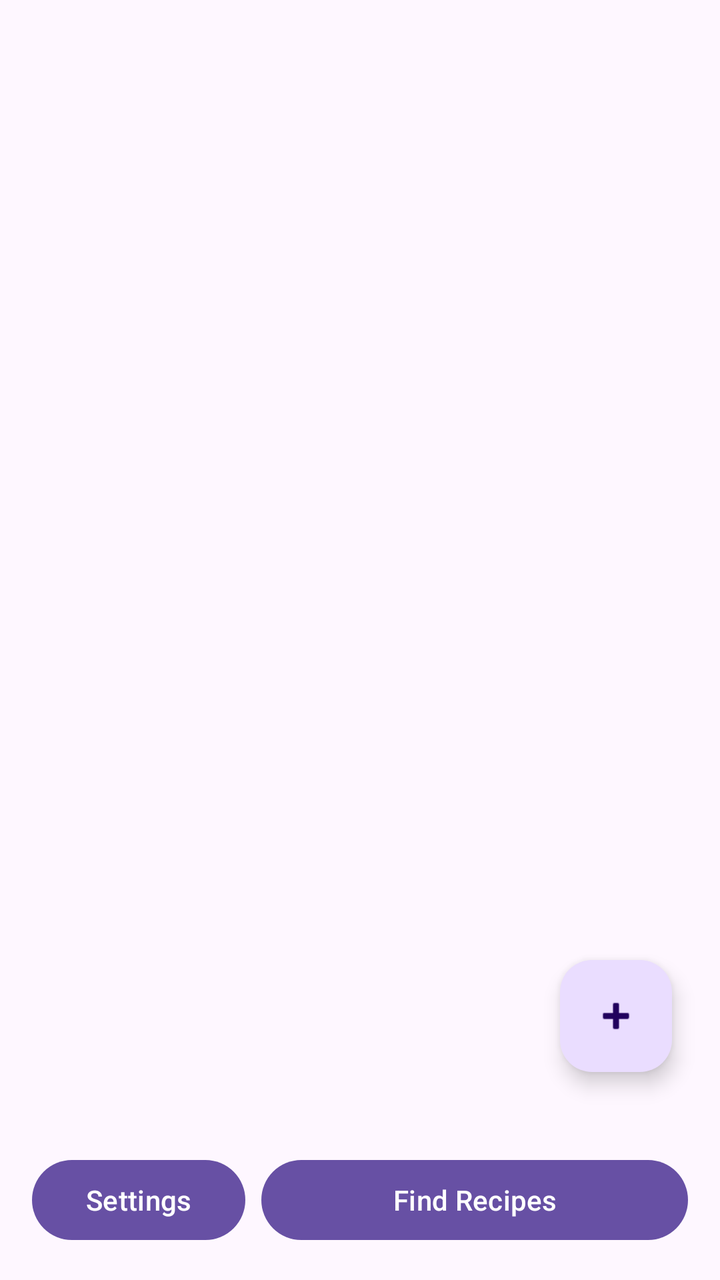
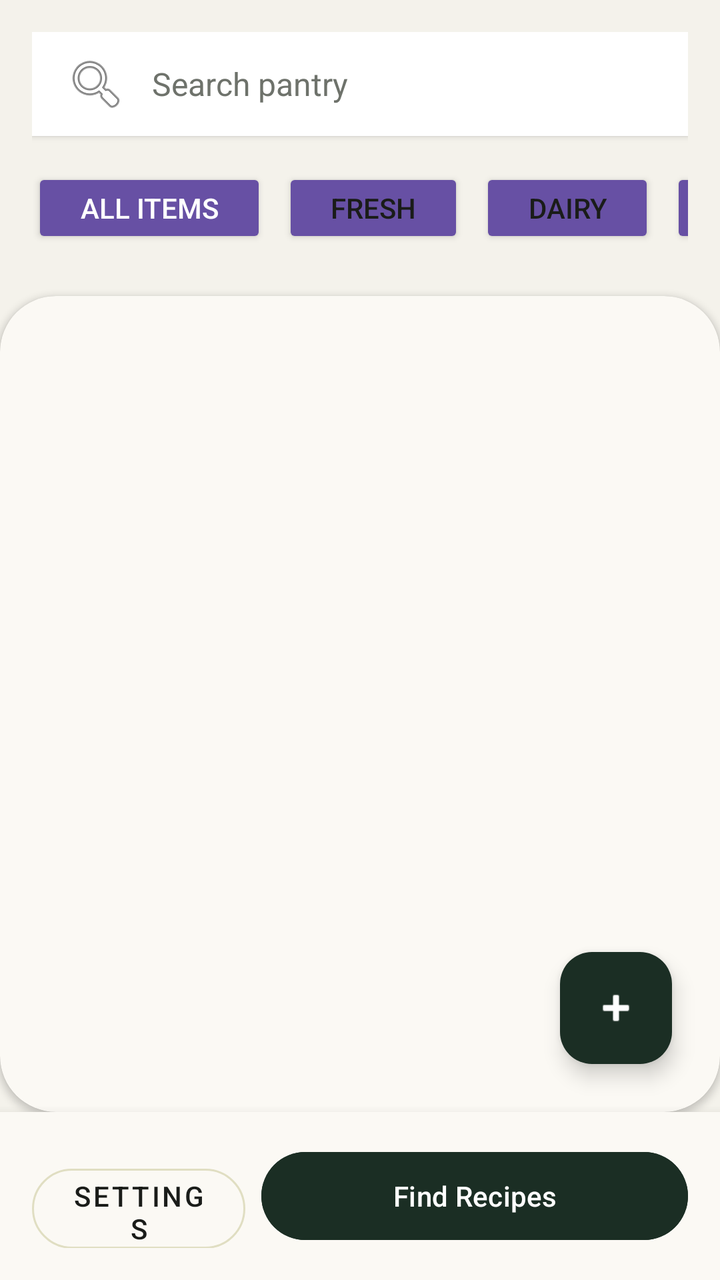

Compare the two renders of this Android layout. The source of the first and the diff that turns it into the second are given below.
<!-- AndroidManifest.xml: application theme Theme.SmartPantryManager -->
<!-- res/layout/activity_main.xml -->
<?xml version="1.0" encoding="utf-8"?>
<androidx.constraintlayout.widget.ConstraintLayout xmlns:android="http://schemas.android.com/apk/res/android"
    xmlns:app="http://schemas.android.com/apk/res-auto"
    xmlns:tools="http://schemas.android.com/tools"
    android:layout_width="match_parent"
    android:layout_height="match_parent"
    tools:context=".activities.MainActivity">

    <androidx.recyclerview.widget.RecyclerView
        android:id="@+id/recyclerViewIngredients"
        android:layout_width="0dp"
        android:layout_height="0dp"
        app:layout_constraintBottom_toTopOf="@+id/bottomButtonContainer"
        app:layout_constraintEnd_toEndOf="parent"
        app:layout_constraintStart_toStartOf="parent"
        app:layout_constraintTop_toTopOf="parent"
        tools:listitem="@layout/item_ingredient" />

    <com.google.android.material.floatingactionbutton.FloatingActionButton
        android:id="@+id/fabAddIngredient"
        android:layout_width="wrap_content"
        android:layout_height="wrap_content"
        android:layout_marginEnd="24dp"
        android:layout_marginBottom="24dp"
        android:src="@android:drawable/ic_input_add"
        android:contentDescription="@string/add_new_ingredient_desc"
        app:layout_constraintBottom_toTopOf="@+id/bottomButtonContainer"
        app:layout_constraintEnd_toEndOf="parent" />

    <LinearLayout
        android:id="@+id/bottomButtonContainer"
        android:layout_width="match_parent"
        android:layout_height="wrap_content"
        android:orientation="horizontal"
        app:layout_constraintBottom_toBottomOf="parent"
        android:padding="16dp">

        <Button
            android:id="@+id/btnSettings"
            android:layout_width="0dp"
            android:layout_height="wrap_content"
            android:layout_weight="1"
            android:text="Settings"
            android:layout_marginEnd="8dp" />

        <Button
            android:id="@+id/btnFindRecipes"
            android:layout_width="0dp"
            android:layout_height="wrap_content"
            android:layout_weight="2"
            android:text="Find Recipes" />
    </LinearLayout>

</androidx.constraintlayout.widget.ConstraintLayout>
<!-- res/layout/item_ingredient.xml (included above) -->
<?xml version="1.0" encoding="utf-8"?>
<LinearLayout xmlns:android="http://schemas.android.com/apk/res/android"
    android:layout_width="match_parent"
    android:layout_height="wrap_content"
    android:orientation="horizontal"
    android:padding="16dp"
    android:layout_margin="8dp"
    android:background="#F5F5F5"
    android:elevation="2dp">

    <TextView
        android:id="@+id/textIngredientName"
        android:layout_width="0dp"
        android:layout_height="wrap_content"
        android:layout_weight="1"
        android:textSize="18sp"
        android:textStyle="bold"
        android:textColor="#000000" />

    <TextView
        android:id="@+id/textIngredientQuantity"
        android:layout_width="wrap_content"
        android:layout_height="wrap_content"
        android:textSize="16sp"
        android:layout_marginEnd="4dp" />

    <TextView
        android:id="@+id/textIngredientUnit"
        android:layout_width="wrap_content"
        android:layout_height="wrap_content"
        android:textSize="16sp" />

</LinearLayout>
<!-- resources referenced by this layout -->
<resources>
  <string name="add_new_ingredient_desc">Add new ingredient</string>
  <style name="Theme.SmartPantryManager" parent="Base.Theme.SmartPantryManager" />
  <style name="Base.Theme.SmartPantryManager" parent="Theme.Material3.DayNight.NoActionBar">
          
          
      </style>
</resources>

<!-- the commit's change to res/layout/activity_main.xml (unified diff, before → after) -->
@@ -4,17 +4,114 @@
     xmlns:tools="http://schemas.android.com/tools"
     android:layout_width="match_parent"
     android:layout_height="match_parent"
+    android:background="@color/screenBackground"
     tools:context=".activities.MainActivity">
 
-    <androidx.recyclerview.widget.RecyclerView
-        android:id="@+id/recyclerViewIngredients"
-        android:layout_width="0dp"
+    <LinearLayout
+        android:id="@+id/headerContainer"
+        android:layout_width="match_parent"
+        android:layout_height="wrap_content"
+        android:orientation="vertical"
+        android:padding="16dp"
+        app:layout_constraintTop_toTopOf="parent">
+
+        <EditText
+            android:id="@+id/editSearch"
+            android:layout_width="match_parent"
+            android:layout_height="52dp"
+            android:hint="Search pantry"
+            android:textColorHint="@color/textSecondary"
+            android:background="@android:color/white"
+            android:paddingStart="16dp"
+            android:paddingEnd="16dp"
+            android:drawableStart="@android:drawable/ic_menu_search"
+            android:drawablePadding="12dp"
+            android:elevation="2dp"
+            android:textSize="16sp"/>
+
+        <HorizontalScrollView
+            android:layout_width="match_parent"
+            android:layout_height="wrap_content"
+            android:layout_marginTop="16dp"
+            android:scrollbars="none">
+
+            <LinearLayout
+                android:layout_width="wrap_content"
+                android:layout_height="wrap_content"
+                android:orientation="horizontal">
+
+                <Button
+                    android:id="@+id/btnFilterAll"
+                    style="?android:attr/buttonStyleSmall"
+                    android:layout_width="wrap_content"
+                    android:layout_height="40dp"
+                    android:text="All items"
+                    android:textColor="@android:color/white"
+                    android:backgroundTint="@color/colorPrimary"
+                    android:layout_marginEnd="8dp" />
+
+                <Button
+                    android:id="@+id/btnFilterFresh"
+                    style="?android:attr/buttonStyleSmall"
+                    android:layout_width="wrap_content"
+                    android:layout_height="40dp"
+                    android:text="Fresh"
+                    android:textColor="@color/textPrimary"
+                    android:backgroundTint="@android:color/white"
+                    android:layout_marginEnd="8dp" />
+
+                <Button
+                    android:id="@+id/btnFilterDairy"
+                    style="?android:attr/buttonStyleSmall"
+                    android:layout_width="wrap_content"
+                    android:layout_height="40dp"
+                    android:text="Dairy"
+                    android:textColor="@color/textPrimary"
+                    android:backgroundTint="@android:color/white"
+                    android:layout_marginEnd="8dp" />
+
+                <Button
+                    android:id="@+id/btnFilterGrains"
+                    style="?android:attr/buttonStyleSmall"
+                    android:layout_width="wrap_content"
+                    android:layout_height="40dp"
+                    android:text="Grains"
+                    android:textColor="@color/textPrimary"
+                    android:backgroundTint="@android:color/white"
+                    android:layout_marginEnd="8dp" />
+
+                <Button
+                    android:id="@+id/btnFilterCans"
+                    style="?android:attr/buttonStyleSmall"
+                    android:layout_width="wrap_content"
+                    android:layout_height="40dp"
+                    android:text="Cans"
+                    android:textColor="@color/textPrimary"
+                    android:backgroundTint="@android:color/white" />
+            </LinearLayout>
+        </HorizontalScrollView>
+    </LinearLayout>
+
+    <androidx.cardview.widget.CardView
+        android:id="@+id/listCard"
+        android:layout_width="match_parent"
         android:layout_height="0dp"
-        app:layout_constraintBottom_toTopOf="@+id/bottomButtonContainer"
-        app:layout_constraintEnd_toEndOf="parent"
-        app:layout_constraintStart_toStartOf="parent"
-        app:layout_constraintTop_toTopOf="parent"
-        tools:listitem="@layout/item_ingredient" />
+        android:layout_marginTop="8dp"
+        app:cardCornerRadius="28dp"
+        app:cardElevation="2dp"
+        app:cardBackgroundColor="@color/cardBackground"
+        app:layout_constraintTop_toBottomOf="@id/headerContainer"
+        app:layout_constraintBottom_toTopOf="@+id/bottomButtonContainer">
+
+        <androidx.recyclerview.widget.RecyclerView
+            android:id="@+id/recyclerViewIngredients"
+            android:layout_width="match_parent"
+            android:layout_height="match_parent"
+            android:clipToPadding="false"
+            android:paddingTop="12dp"
+            android:paddingBottom="88dp"
+            tools:listitem="@layout/item_ingredient" />
+    </androidx.cardview.widget.CardView>
 
     <com.google.android.material.floatingactionbutton.FloatingActionButton
         android:id="@+id/fabAddIngredient"
@@ -22,8 +119,10 @@
         android:layout_height="wrap_content"
         android:layout_marginEnd="24dp"
         android:layout_marginBottom="24dp"
+        android:backgroundTint="@color/colorPrimary"
+        android:contentDescription="Add Ingredient"
         android:src="@android:drawable/ic_input_add"
-        android:contentDescription="@string/add_new_ingredient_desc"
+        app:tint="@android:color/white"
         app:layout_constraintBottom_toTopOf="@+id/bottomButtonContainer"
         app:layout_constraintEnd_toEndOf="parent" />
 
@@ -32,57 +131,135 @@
         android:layout_width="match_parent"
         android:layout_height="wrap_content"
         android:orientation="horizontal"
-        app:layout_constraintBottom_toBottomOf="parent"
-        android:padding="16dp">
-
-        <Button
+        android:background="@color/cardBackground"
+        android:elevation="8dp"
+        android:padding="16dp"
+        app:layout_constraintBottom_toBottomOf="parent">
+
+        <com.google.android.material.button.MaterialButton
             android:id="@+id/btnSettings"
+            style="@style/Widget.MaterialComponents.Button.OutlinedButton"
             android:layout_width="0dp"
-            android:layout_height="wrap_content"
+            android:layout_height="52dp"
             android:layout_weight="1"
+            android:layout_marginEnd="8dp"
+            app:cornerRadius="24dp"
             android:text="Settings"
-            android:layout_marginEnd="8dp" />
-
-        <Button
+            android:textColor="@color/textPrimary"
+            app:strokeColor="@color/borderLight"/>
+
+        <com.google.android.material.button.MaterialButton
             android:id="@+id/btnFindRecipes"
             android:layout_width="0dp"
-            android:layout_height="wrap_content"
+            android:layout_height="52dp"
             android:layout_weight="2"
+            app:cornerRadius="24dp"
+            android:backgroundTint="@color/colorPrimary"
             android:text="Find Recipes" />
     </LinearLayout>
-
 </androidx.constraintlayout.widget.ConstraintLayout>
 <!-- res/layout/item_ingredient.xml (included above) -->
 <?xml version="1.0" encoding="utf-8"?>
 <LinearLayout xmlns:android="http://schemas.android.com/apk/res/android"
+    xmlns:app="http://schemas.android.com/apk/res-auto"
+    xmlns:tools="http://schemas.android.com/tools"
     android:layout_width="match_parent"
     android:layout_height="wrap_content"
     android:orientation="horizontal"
-    android:padding="16dp"
-    android:layout_margin="8dp"
-    android:background="#F5F5F5"
-    android:elevation="2dp">
-
-    <TextView
-        android:id="@+id/textIngredientName"
+    android:gravity="center_vertical"
+    android:paddingHorizontal="20dp"
+    android:paddingVertical="14dp"
+    android:background="@color/cardBackground">
+
+    
+    <androidx.cardview.widget.CardView
+        android:id="@+id/categoryIconBadge"
+        android:layout_width="56dp"
+        android:layout_height="56dp"
+        app:cardCornerRadius="16dp"
+        app:cardElevation="0dp">
+
+        <ImageView
+            android:id="@+id/imgCategory"
+            android:layout_width="24dp"
+            android:layout_height="24dp"
+            android:layout_gravity="center"
+            android:src="@android:drawable/ic_menu_search"
+            android:importantForAccessibility="no"
+            tools:ignore="ImageContrastCheck" />
+    </androidx.cardview.widget.CardView>
+
+    
+    <LinearLayout
         android:layout_width="0dp"
         android:layout_height="wrap_content"
         android:layout_weight="1"
-        android:textSize="18sp"
-        android:textStyle="bold"
-        android:textColor="#000000" />
-
-    <TextView
-        android:id="@+id/textIngredientQuantity"
+        android:orientation="vertical"
+        android:paddingStart="16dp"
+        android:paddingEnd="16dp">
+
+        <TextView
+            android:id="@+id/textIngredientName"
+            android:layout_width="wrap_content"
+            android:layout_height="wrap_content"
+            android:textColor="@color/textPrimary"
+            android:textSize="18sp"
+            android:textStyle="bold" />
+
+        <TextView
+            android:id="@+id/textCategory"
+            android:layout_width="wrap_content"
+            android:layout_height="wrap_content"
+            android:textColor="@color/textSecondary"
+            android:textSize="14sp"
+            android:layout_marginTop="2dp" />
+    </LinearLayout>
+
+    
+    <LinearLayout
         android:layout_width="wrap_content"
         android:layout_height="wrap_content"
-        android:textSize="16sp"
-        android:layout_marginEnd="4dp" />
-
-    <TextView
-        android:id="@+id/textIngredientUnit"
-        android:layout_width="wrap_content"
-        android:layout_height="wrap_content"
-        android:textSize="16sp" />
-
+        android:orientation="vertical"
+        android:gravity="end">
+
+        <TextView
+            android:id="@+id/textQuantityUnit"
+            android:layout_width="wrap_content"
+            android:layout_height="wrap_content"
+            android:textColor="@color/textPrimary"
+            android:textSize="16sp"
+            android:textStyle="bold" />
+
+        <androidx.cardview.widget.CardView
+            android:id="@+id/badgeLowStock"
+            android:layout_width="wrap_content"
+            android:layout_height="wrap_content"
+            android:layout_marginTop="4dp"
+            app:cardBackgroundColor="@color/alertBackground"
+            app:cardCornerRadius="4dp"
+            app:cardElevation="0dp"
+            android:visibility="gone">
+
+            <TextView
+                android:layout_width="wrap_content"
+                android:layout_height="wrap_content"
+                android:paddingHorizontal="6dp"
+                android:paddingVertical="2dp"
+                android:text="Low Stock"
+                android:textColor="@color/alertRed"
+                android:textSize="11sp"
+                android:textStyle="bold" />
+        </androidx.cardview.widget.CardView>
+    </LinearLayout>
+
+    
+    <ImageView
+        android:layout_width="20dp"
+        android:layout_height="20dp"
+        android:layout_marginStart="12dp"
+        android:src="@android:drawable/ic_media_play"
+        android:rotation="0"
+        android:alpha="0.2"
+        android:importantForAccessibility="no"
+        tools:ignore="ImageContrastCheck" />
 </LinearLayout>
<!-- resource entries referenced after the edit -->
@@ -1,6 +1,13 @@
 <!-- resources referenced by this layout -->
 <resources>
-  <string name="add_new_ingredient_desc">Add new ingredient</string>
+  <color name="alertBackground">#FFEBEE</color>
+  <color name="alertRed">#D32F2F</color>
+  <color name="borderLight">#E0DEC2</color>
+  <color name="cardBackground">#FBF9F4</color>
+  <color name="colorPrimary">#1B2E24</color>
+  <color name="screenBackground">#F4F2EB</color>
+  <color name="textPrimary">#1A1C19</color>
+  <color name="textSecondary">#6E726B</color>
   <style name="Theme.SmartPantryManager" parent="Base.Theme.SmartPantryManager" />
   <style name="Base.Theme.SmartPantryManager" parent="Theme.Material3.DayNight.NoActionBar">
           
